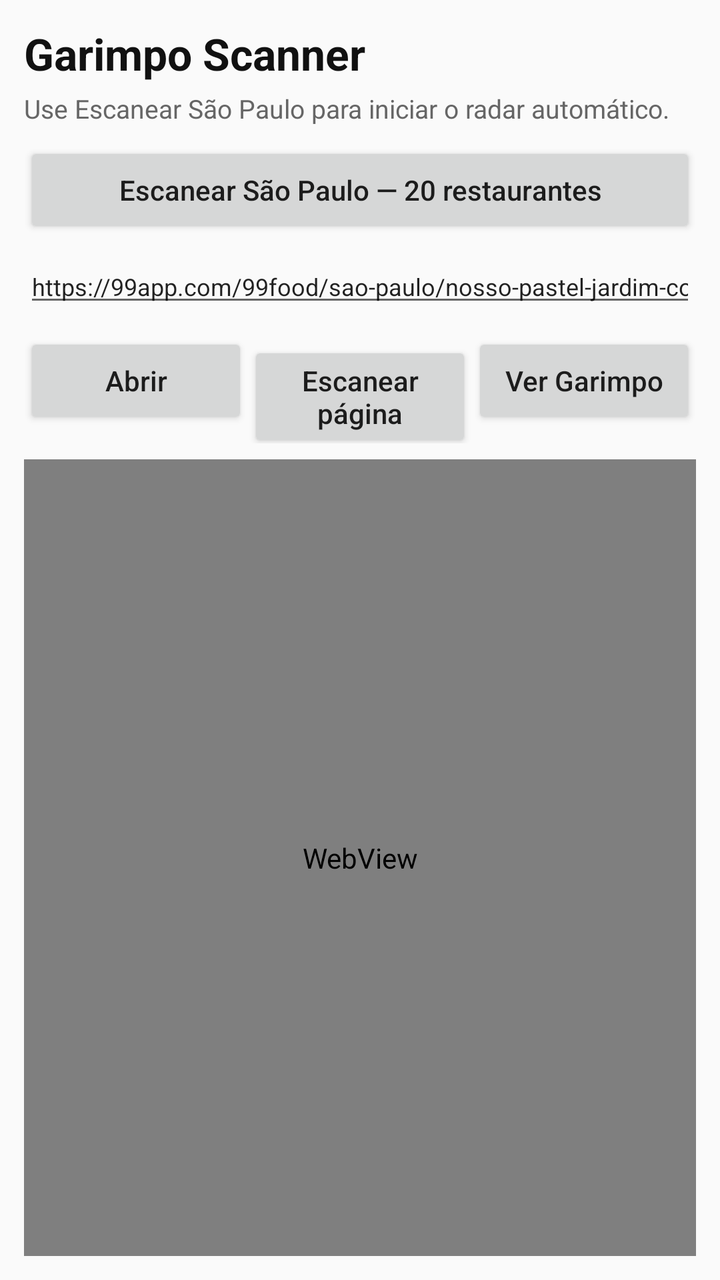
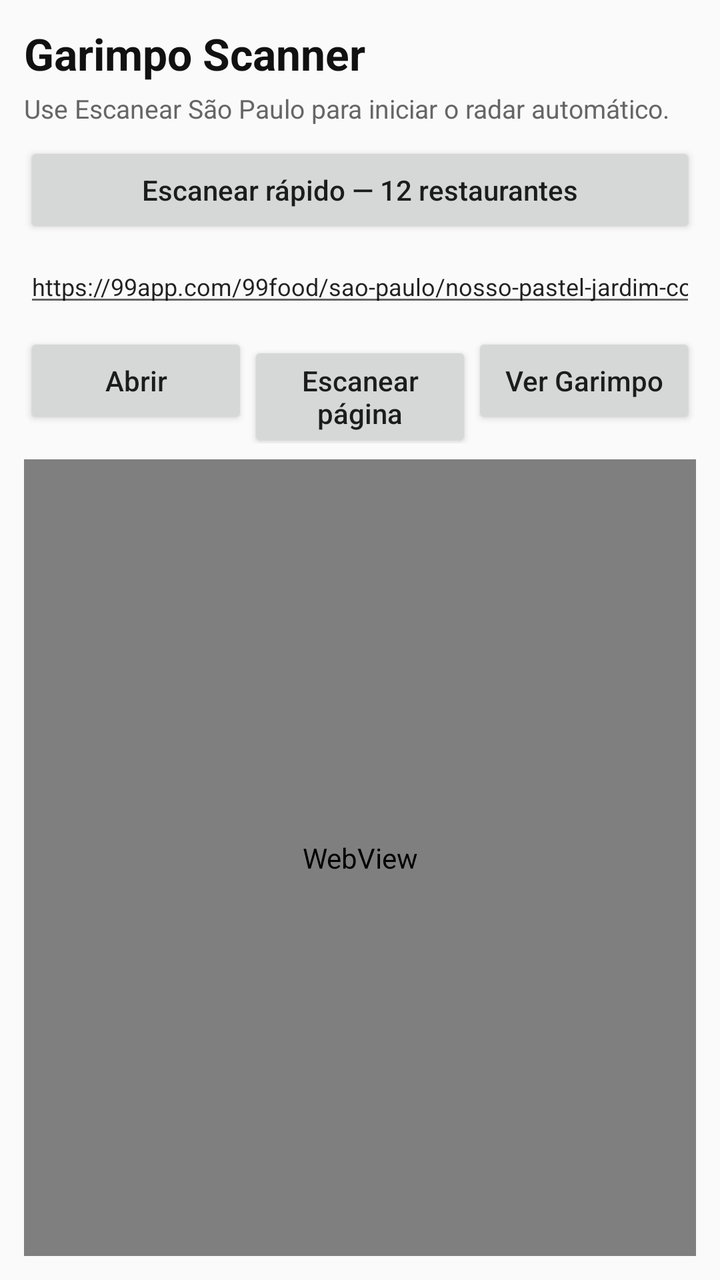

Before-and-after screenshots of an Android layout around one commit, followed by the original layout XML and the change that was made.
<!-- AndroidManifest.xml: application theme android:Theme.Material.Light.NoActionBar -->
<!-- res/layout/activity_main.xml -->
<?xml version="1.0" encoding="utf-8"?>
<LinearLayout xmlns:android="http://schemas.android.com/apk/res/android"
    android:layout_width="match_parent"
    android:layout_height="match_parent"
    android:orientation="vertical"
    android:padding="12dp">

    <TextView
        android:id="@+id/title"
        android:layout_width="match_parent"
        android:layout_height="wrap_content"
        android:text="Garimpo Scanner"
        android:textStyle="bold"
        android:textSize="22sp"
        android:textColor="#111111" />

    <TextView
        android:id="@+id/status"
        android:layout_width="match_parent"
        android:layout_height="wrap_content"
        android:text="Use Escanear São Paulo para iniciar o radar automático."
        android:textSize="13sp"
        android:textColor="#666666"
        android:paddingTop="4dp"
        android:paddingBottom="8dp" />

    <Button
        android:id="@+id/autoScanButton"
        android:layout_width="match_parent"
        android:layout_height="wrap_content"
        android:text="Escanear São Paulo — 20 restaurantes"
        android:textAllCaps="false" />

    <EditText
        android:id="@+id/urlInput"
        android:layout_width="match_parent"
        android:layout_height="wrap_content"
        android:singleLine="true"
        android:textSize="12sp"
        android:inputType="textUri"
        android:text="https://99app.com/99food/sao-paulo/nosso-pastel-jardim-colonia/5764608520268546182/"
        android:layout_marginTop="6dp" />

    <LinearLayout
        android:layout_width="match_parent"
        android:layout_height="wrap_content"
        android:orientation="horizontal"
        android:paddingTop="8dp"
        android:paddingBottom="8dp">

        <Button
            android:id="@+id/openButton"
            android:layout_width="0dp"
            android:layout_height="wrap_content"
            android:layout_weight="1"
            android:text="Abrir"
            android:textAllCaps="false" />

        <Button
            android:id="@+id/scanButton"
            android:layout_width="0dp"
            android:layout_height="wrap_content"
            android:layout_weight="1"
            android:text="Escanear página"
            android:textAllCaps="false" />

        <Button
            android:id="@+id/garimpoButton"
            android:layout_width="0dp"
            android:layout_height="wrap_content"
            android:layout_weight="1"
            android:text="Ver Garimpo"
            android:textAllCaps="false" />
    </LinearLayout>

    <WebView
        android:id="@+id/webView"
        android:layout_width="match_parent"
        android:layout_height="0dp"
        android:layout_weight="1" />

</LinearLayout>
<!-- resources referenced by this layout -->
<resources>

</resources>

<!-- the commit's change to res/layout/activity_main.xml (unified diff, before → after) -->
@@ -28,7 +28,7 @@
         android:id="@+id/autoScanButton"
         android:layout_width="match_parent"
         android:layout_height="wrap_content"
-        android:text="Escanear São Paulo — 20 restaurantes"
+        android:text="Escanear rápido — 12 restaurantes"
         android:textAllCaps="false" />
 
     <EditText
